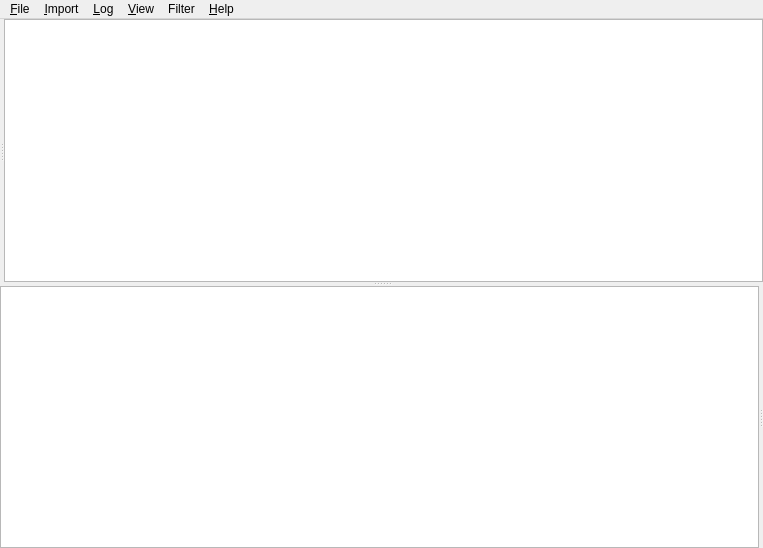
This is qt-ui/mainwindow.ui in subsurface/subsurface as Qt 5 draws it before an edit. The edited form follows.
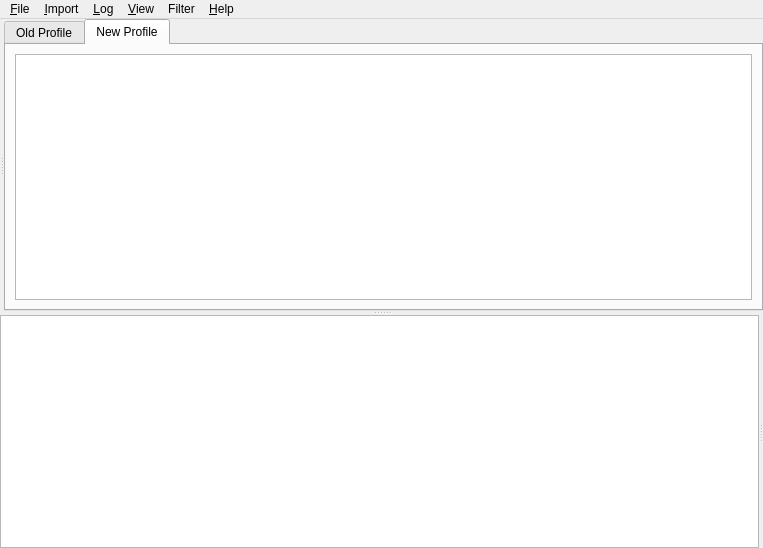
This is the edited form. Custom widgets are drawn as their Qt base class.

Commit message: Add the skeleton for the New Profile System.

```diff
--- a/qt-ui/mainwindow.ui
+++ b/qt-ui/mainwindow.ui
@@ -71,7 +71,31 @@
            <number>0</number>
           </property>
           <item>
-           <widget class="ProfileGraphicsView" name="ProfileWidget"/>
+           <widget class="QTabWidget" name="tabWidget">
+            <property name="currentIndex">
+             <number>1</number>
+            </property>
+            <widget class="QWidget" name="tab">
+             <attribute name="title">
+              <string>Old Profile</string>
+             </attribute>
+             <layout class="QHBoxLayout" name="horizontalLayout_5">
+              <item>
+               <widget class="ProfileGraphicsView" name="ProfileWidget"/>
+              </item>
+             </layout>
+            </widget>
+            <widget class="QWidget" name="tab_2">
+             <attribute name="title">
+              <string>New Profile</string>
+             </attribute>
+             <layout class="QHBoxLayout" name="horizontalLayout_6">
+              <item>
+               <widget class="ProfileWidget2" name="graphicsView"/>
+              </item>
+             </layout>
+            </widget>
+           </widget>
           </item>
          </layout>
         </widget>
@@ -521,6 +545,11 @@
    <header>diveplanner.h</header>
    <container>1</container>
   </customwidget>
+  <customwidget>
+   <class>ProfileWidget2</class>
+   <extends>QGraphicsView</extends>
+   <header>qt-ui/profile/profilewidget2.h</header>
+  </customwidget>
  </customwidgets>
  <resources/>
  <connections/>
```
Left out of the diff: 2 changed lines with no effect on the pictures. The commit also changes 3 other files.
